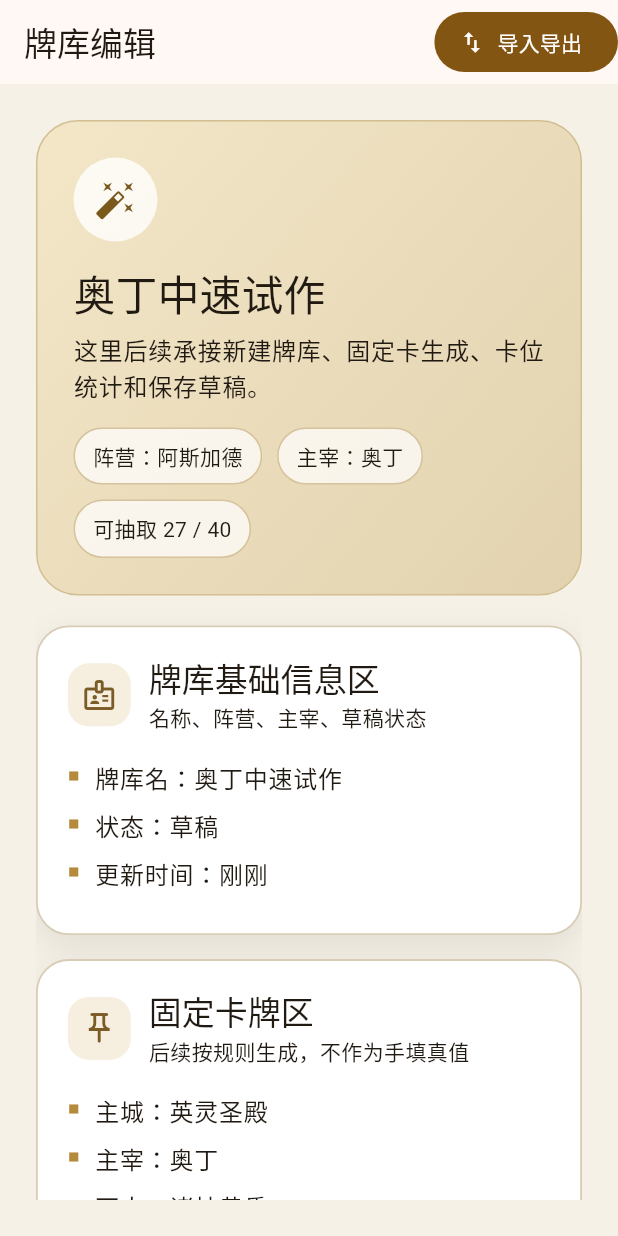
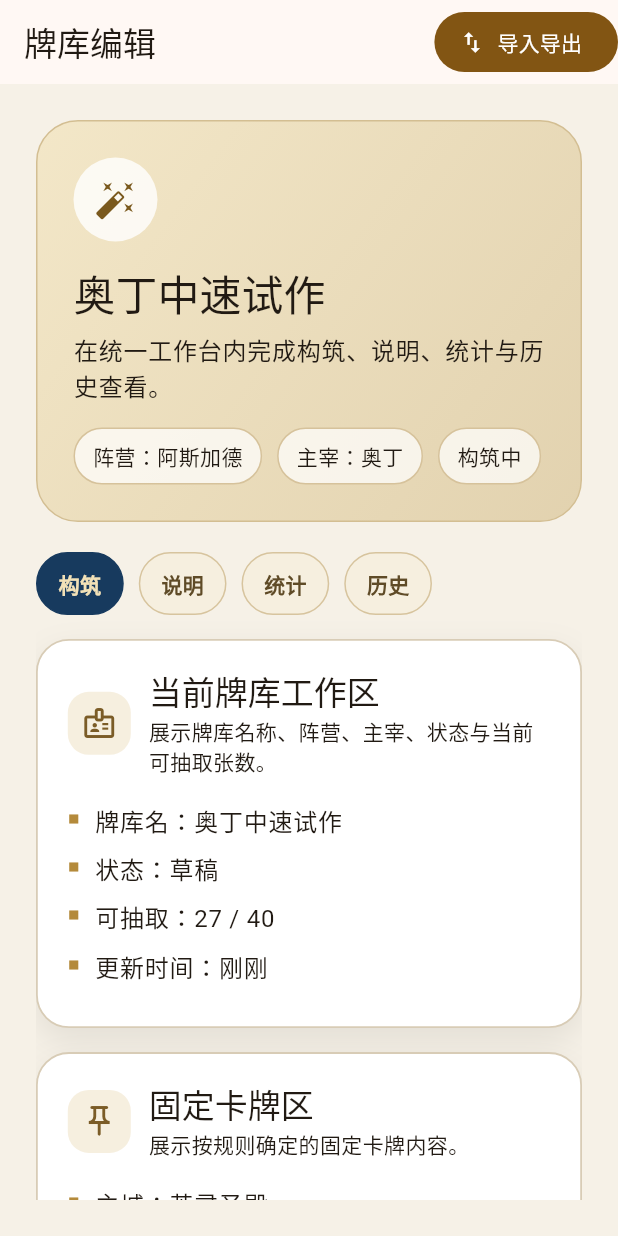
Before and after one commit to sherlock-linken/DeckBuilderForL12, a Flutter app: the DeckEditorPage screen opened by its route, on a phone screen of 412 x 824 dp. Run offline on Flutter 3.47's test engine with Material 3 defaults, Android fonts, the phone set to English and light mode, and no system bars; our stand-ins replace flutter_riverpod, go_router.

Commit message:
Align page flow with updated v100 PRD

```diff
--- a/lib/app/router/app_router.dart
+++ b/lib/app/router/app_router.dart
@@ -23,6 +23,11 @@ final appRouterProvider = Provider<GoRouter>((ref) {
         builder: (context, state) => const CardDetailPage(),
       ),
       GoRoute(
+        path: DeckInitPage.routePath,
+        name: DeckInitPage.routeName,
+        builder: (context, state) => const DeckInitPage(),
+      ),
+      GoRoute(
         path: DeckEditorPage.routePath,
         name: DeckEditorPage.routeName,
         builder: (context, state) => const DeckEditorPage(),
--- a/lib/features/cards/presentation/pages/card_list_page.dart
+++ b/lib/features/cards/presentation/pages/card_list_page.dart
@@ -17,7 +17,7 @@ class CardListPage extends StatelessWidget {
         FilledButton.icon(
           onPressed: () => context.pushNamed(CardDetailPage.routeName),
           icon: const Icon(Icons.open_in_new),
-          label: const Text('示例详情'),
+          label: const Text('查看详情'),
         ),
       ],
       child: Column(
@@ -26,7 +26,7 @@ class CardListPage extends StatelessWidget {
           const DemoHeroBanner(
             icon: Icons.style_outlined,
             title: '卡牌浏览中心',
-            description: '先用框架页打通搜索、筛选、列表和详情跳转。',
+            description: '按阵营、费用与类型快速浏览卡牌，并查看卡牌详情。',
             chips: ['共 251 张', '阵营筛选', '费用筛选', '排序'],
           ),
           const SizedBox(height: 20),
@@ -38,14 +38,14 @@ class CardListPage extends StatelessWidget {
                   DemoBlock(
                     title: '统计信息区',
                     icon: Icons.pie_chart_outline,
-                    subtitle: '后续接阵营分布、类型分布和筛选命中数',
+                    subtitle: '查看当前筛选结果中的阵营与类型分布。',
                     lines: ['当前命中：36', '军团：18', '战术：11', '主宰：2'],
                   ),
                   SizedBox(height: 16),
                   DemoBlock(
                     title: '当前编辑上下文',
                     icon: Icons.edit_note,
-                    subtitle: '后续从牌库编辑页带着上下文进入全卡表',
+                    subtitle: '在构筑流程中保留当前牌库信息，便于直接加入卡牌。',
                     lines: ['牌库名：奥丁中速试作', '阵营：阿斯加德', '已选张数：27 / 40'],
                   ),
                 ],
@@ -56,7 +56,7 @@ class CardListPage extends StatelessWidget {
                   const DemoBlock(
                     title: '搜索与筛选区',
                     icon: Icons.tune,
-                    subtitle: '这里后续接搜索框、阵营、类型、费用和排序条件',
+                    subtitle: '按关键字、阵营、类型、费用和排序条件快速定位卡牌。',
                     lines: ['关键词：奥丁', '阵营：天廷 / 太阳城 / 彼界', '类型：军团 / 战术 / 主宰'],
                   ),
                   const SizedBox(height: 16),
@@ -64,7 +64,7 @@ class CardListPage extends StatelessWidget {
                     title: '卡牌列表区',
                     icon: Icons.view_agenda_outlined,
                     subtitle: '列表项点击后进入卡牌详情',
-                    footer: '当前为 demo 数据骨架',
+                    footer: '支持继续浏览、查看详情与加入牌库。',
                     child: Column(
                       children: [
                         _CardRow(
@@ -142,7 +142,7 @@ class CardDetailPage extends StatelessWidget {
           const DemoHeroBanner(
             icon: Icons.auto_awesome,
             title: '圣枪巡礼者',
-            description: '这里后续展示单卡完整资料、卡图、效果文本和构筑提示。',
+            description: '查看卡牌信息、效果说明与构筑参考。',
             chips: ['天廷阵营', '军团', '费用 3'],
           ),
           const SizedBox(height: 20),
@@ -152,8 +152,8 @@ class CardDetailPage extends StatelessWidget {
               const imageBlock = DemoBlock(
                 title: '卡图展示区',
                 icon: Icons.image_outlined,
-                subtitle: '正式接入图片资源后，这里显示大图和缩略图',
-                lines: ['图片占位框', '版本 / 稀有度', '来源包信息'],
+                subtitle: '展示卡图、稀有度与所属卡包信息。',
+                lines: ['卡图预览', '版本 / 稀有度', '来源包信息'],
               );
               const infoColumn = Column(
                 children: [
@@ -268,34 +268,36 @@ class DeckEditorPage extends StatelessWidget {
           const DemoHeroBanner(
             icon: Icons.auto_fix_high,
             title: '奥丁中速试作',
-            description: '这里后续承接新建牌库、固定卡生成、卡位统计和保存草稿。',
-            chips: ['阵营：阿斯加德', '主宰：奥丁', '可抽取 27 / 40'],
+            description: '在统一工作台内完成构筑、说明、统计与历史查看。',
+            chips: ['阵营：阿斯加德', '主宰：奥丁', '构筑中'],
           ),
           const SizedBox(height: 20),
+          const _EditorTabStrip(),
+          const SizedBox(height: 16),
           LayoutBuilder(
             builder: (context, constraints) {
               final isNarrow = constraints.maxWidth < 1080;
               final mainColumn = Column(
                 children: [
                   const DemoBlock(
-                    title: '牌库基础信息区',
+                    title: '当前牌库工作区',
                     icon: Icons.badge_outlined,
-                    subtitle: '名称、阵营、主宰、草稿状态',
-                    lines: ['牌库名：奥丁中速试作', '状态：草稿', '更新时间：刚刚'],
+                    subtitle: '展示牌库名称、阵营、主宰、状态与当前可抽取张数。',
+                    lines: ['牌库名：奥丁中速试作', '状态：草稿', '可抽取：27 / 40', '更新时间：刚刚'],
                   ),
                   const SizedBox(height: 16),
                   const DemoBlock(
                     title: '固定卡牌区',
                     icon: Icons.push_pin_outlined,
-                    subtitle: '后续按规则生成，不作为手填真值',
+                    subtitle: '展示按规则确定的固定卡牌内容。',
                     lines: ['主城：英灵圣殿', '主宰：奥丁', '天灾：诸神黄昏'],
                   ),
                   const SizedBox(height: 16),
                   DemoBlock(
                     title: '可抽取卡牌区',
                     icon: Icons.layers_outlined,
-                    subtitle: '后续接删卡、调数、跳详情、继续加卡',
-                    footer: '当前 demo：3 张示例卡',
+                    subtitle: '查看当前牌表中的可抽取卡牌，并直接调整数量。',
+                    footer: '支持增减卡牌、删除卡牌与进入卡牌详情。',
                     child: Column(
                       children: [
                         _DeckRow(
@@ -327,16 +329,23 @@ class DeckEditorPage extends StatelessWidget {
               final sideColumn = Column(
                 children: [
                   const DemoBlock(
-                    title: '统计与校验区',
+                    title: '卡池检索与加卡工作区',
                     icon: Icons.rule_folder_outlined,
-                    subtitle: '后续接类型统计、合法性提醒和错误提示',
-                    lines: ['军团：14', '战术：9', '超限项：0', '缺失张数：13'],
+                    subtitle: '保留当前牌库上下文，快速继续搜索、筛选与补充卡牌。',
+                    lines: ['当前模式：带编辑上下文', '已选张数：27 / 40', '默认阵营筛选：阿斯加德'],
+                  ),
+                  const SizedBox(height: 16),
+                  const DemoBlock(
+                    title: '实时统计与校验',
+                    icon: Icons.query_stats,
+                    subtitle: '实时汇总当前张数、类型分布与合法性状态。',
+                    lines: ['军团：14', '战术：9', '装备：3', '当前状态：草稿'],
                   ),
                   const SizedBox(height: 16),
                   DemoBlock(
-                    title: '操作区',
+                    title: '快捷操作',
                     icon: Icons.task_alt_outlined,
-                    subtitle: '先把主要流程跳转打通',
+                    subtitle: '快速进入加卡、详情、保存和导入导出流程。',
                     child: Wrap(
                       spacing: 12,
                       runSpacing: 12,
@@ -354,10 +363,15 @@ class DeckEditorPage extends StatelessWidget {
                           label: const Text('查看详情'),
                         ),
                         OutlinedButton.icon(
+                          onPressed: () {},
+                          icon: const Icon(Icons.save_outlined),
+                          label: const Text('保存草稿'),
+                        ),
+                        OutlinedButton.icon(
                           onPressed: () =>
                               context.pushNamed(ImportExportPage.routeName),
                           icon: const Icon(Icons.import_export),
-                          label: const Text('打开弹窗页'),
+                          label: const Text('导入导出'),
                         ),
                       ],
                     ),
@@ -391,6 +405,59 @@ class DeckEditorPage extends StatelessWidget {
   }
 }
 
+class DeckInitPage extends StatelessWidget {
+  const DeckInitPage({super.key});
+
+  static const routeName = 'deck-init';
+  static const routePath = '/decks/new';
+
+  @override
+  Widget build(BuildContext context) {
+    return AppShellScaffold(
+      title: '新建牌库',
+      actions: [
+        FilledButton.icon(
+          onPressed: () => context.pushNamed(DeckEditorPage.routeName),
+          icon: const Icon(Icons.arrow_forward),
+          label: const Text('确认并进入构筑'),
+        ),
+      ],
+      child: Column(
+        crossAxisAlignment: CrossAxisAlignment.start,
+        children: const [
+          DemoHeroBanner(
+            icon: Icons.flag_outlined,
+            title: '新建牌库初始化',
+            description: '先确认阵营与主宰，再进入正式构筑工作台。',
+            chips: ['步骤 1', '阵营优先', '主宰联动'],
+          ),
+          SizedBox(height: 20),
+          DemoBlock(
+            title: '构筑前提确认',
+            icon: Icons.checklist_rtl_outlined,
+            subtitle: '初始化态先完成阵营、主宰与牌库名称确认。',
+            lines: ['阵营：阿斯加德', '可选主宰：奥丁 / 索尔 / 洛基', '预生成名称：奥丁中速试作'],
+          ),
+          SizedBox(height: 16),
+          DemoBlock(
+            title: '固定卡预览',
+            icon: Icons.auto_fix_high_outlined,
+            subtitle: '确认阵营与主宰后，系统会自动生成固定卡上下文。',
+            lines: ['主城：英灵圣殿', '主宰：奥丁', '天灾：诸神黄昏'],
+          ),
+          SizedBox(height: 16),
+          DemoBlock(
+            title: '创建后流向',
+            icon: Icons.alt_route_outlined,
+            subtitle: '确认后进入牌库编辑页的构筑 Tab，并保留初始化上下文。',
+            lines: ['进入：牌库编辑页 / 构筑', '上下文：阵营与主宰同步生效', '固定卡：自动重算并展示'],
+          ),
+        ],
+      ),
+    );
+  }
+}
+
 class DeckListPage extends StatelessWidget {
   const DeckListPage({super.key});
 
@@ -403,7 +470,7 @@ class DeckListPage extends StatelessWidget {
       title: '我的牌库',
       actions: [
         FilledButton.icon(
-          onPressed: () => context.pushNamed(DeckEditorPage.routeName),
+          onPressed: () => context.pushNamed(DeckInitPage.routeName),
           icon: const Icon(Icons.add),
           label: const Text('新建牌库'),
         ),
@@ -414,21 +481,21 @@ class DeckListPage extends StatelessWidget {
           const DemoHeroBanner(
             icon: Icons.collections_bookmark_outlined,
             title: '历史牌库管理',
-            description: '这里后续展示已保存牌库、状态、更新时间和管理操作。',
+            description: '统一查看已保存牌库的状态、更新时间和管理入口。',
             chips: ['共 6 套', '最近编辑', '草稿 / 已完成'],
           ),
           const SizedBox(height: 20),
           const DemoBlock(
             title: '筛选与搜索区',
             icon: Icons.filter_list,
-            subtitle: '后续支持按名称、阵营、状态过滤',
+            subtitle: '按名称、阵营和状态快速筛选牌库。',
             lines: ['关键词：奥丁', '状态：全部', '排序：按更新时间'],
           ),
           const SizedBox(height: 16),
           DemoBlock(
             title: '牌库列表区',
             icon: Icons.view_list_outlined,
-            subtitle: '点击查看详情或继续编辑',
+            subtitle: '支持查看详情、继续编辑、复制与删除操作。',
             child: Column(
               children: [
                 _DeckRow(
@@ -451,6 +518,52 @@ class DeckListPage extends StatelessWidget {
   }
 }
 
+class _EditorTabStrip extends StatelessWidget {
+  const _EditorTabStrip();
+
+  @override
+  Widget build(BuildContext context) {
+    return Wrap(
+      spacing: 10,
+      runSpacing: 10,
+      children: const [
+        _EditorTabChip(label: '构筑', active: true),
+        _EditorTabChip(label: '说明'),
+        _EditorTabChip(label: '统计'),
+        _EditorTabChip(label: '历史'),
+      ],
+    );
+  }
+}
+
+class _EditorTabChip extends StatelessWidget {
+  const _EditorTabChip({required this.label, this.active = false});
+
+  final String label;
+  final bool active;
+
+  @override
+  Widget build(BuildContext context) {
+    return Container(
+      padding: const EdgeInsets.symmetric(horizontal: 14, vertical: 10),
+      decoration: BoxDecoration(
+        color: active ? const Color(0xFF173A5E) : const Color(0xFFF6EFDf),
+        borderRadius: BorderRadius.circular(999),
+        border: Border.all(
+          color: active ? const Color(0xFF173A5E) : const Color(0xFFD7C49E),
+        ),
+      ),
+      child: Text(
+        label,
+        style: TextStyle(
+          color: active ? const Color(0xFFF2E1B7) : const Color(0xFF5F4B27),
+          fontWeight: FontWeight.w700,
+        ),
+      ),
+    );
+  }
+}
+
 class DeckDetailPage extends StatelessWidget {
   const DeckDetailPage({super.key});
 
@@ -467,6 +580,11 @@ class DeckDetailPage extends StatelessWidget {
           icon: const Icon(Icons.edit_outlined),
           label: const Text('继续编辑'),
         ),
+        OutlinedButton.icon(
+          onPressed: () => context.pushNamed(ImportExportPage.routeName),
+          icon: const Icon(Icons.import_export),
+          label: const Text('导出牌库'),
+        ),
       ],
       child: Column(
         crossAxisAlignment: CrossAxisAlignment.start,
@@ -474,7 +592,7 @@ class DeckDetailPage extends StatelessWidget {
           const DemoHeroBanner(
             icon: Icons.inventory_2_outlined,
             title: '奥丁中速试作',
-            description: '详情页偏展示，后续支持导出、删除和转入编辑。',
+            description: '查看牌库完整构成、统计信息与构筑状态。',
             chips: ['阿斯加德', '主宰：奥丁', '状态：草稿'],
           ),
           const SizedBox(height: 20),
@@ -521,7 +639,7 @@ class DeckDetailPage extends StatelessWidget {
           const DemoBlock(
             title: '统计信息区',
             icon: Icons.query_stats,
-            subtitle: '后续接张数、类型统计、合法性结论',
+            subtitle: '汇总张数、类型分布与当前合法性状态。',
             lines: ['当前张数：27 / 40', '军团：14', '战术：9', '合法性：未完成'],
           ),
         ],
@@ -552,30 +670,37 @@ class ImportExportPage extends StatelessWidget {
         children: const [
           DemoHeroBanner(
             icon: Icons.import_export,
-            title: '导入导出弹窗页骨架',
-            description: '当前先用独立页面模拟弹窗结构，后续可再替换为真实 dialog。',
-            chips: ['文本导入', '解析反馈', '导出文本'],
+            title: '导入导出牌库',
+            description: '作为上下文弹窗承接文本导入、导出与解析反馈。',
+            chips: ['上下文弹窗', '文本导入', '导出文本'],
           ),
           SizedBox(height: 20),
           DemoBlock(
+            title: '当前上下文',
+            icon: Icons.layers_clear_outlined,
+            subtitle: '可从我的牌库、牌库详情页或牌库编辑页打开，并在完成后回到原上下文。',
+            lines: ['来源：牌库编辑页', '当前牌库：奥丁中速试作', '完成后：返回原页面继续处理'],
+          ),
+          SizedBox(height: 16),
+          DemoBlock(
             title: '文本输入区',
             icon: Icons.text_snippet_outlined,
-            subtitle: '后续接粘贴牌表文本和导入按钮',
-            lines: ['示例：', '奥丁中速试作', '主宰：奥丁', '圣枪巡礼者 x2'],
+            subtitle: '粘贴牌表文本后即可开始识别与导入。',
+            lines: ['牌库名称：奥丁中速试作', '主宰：奥丁', '圣枪巡礼者 x2'],
           ),
           SizedBox(height: 16),
           DemoBlock(
             title: '解析结果区',
             icon: Icons.fact_check_outlined,
-            subtitle: '展示成功项、未知项、错误项',
-            lines: ['已识别：24 项', '未知行：1', '错误：主宰缺失'],
+            subtitle: '明确展示识别成功项、未知项、错误项与当前规则状态。',
+            lines: ['已识别：24 项', '未知行：1', '错误：主宰缺失', '当前状态：可保存为草稿'],
           ),
           SizedBox(height: 16),
           DemoBlock(
             title: '导出文本区',
             icon: Icons.outbox_outlined,
-            subtitle: '后续接复制、导出和保存草稿',
-            lines: ['当前导出文本占位', '牌库名 / 主宰 / 卡牌行列表'],
+            subtitle: '生成可复制的牌表文本，便于分享与备份。',
+            lines: ['牌库名 / 主宰 / 卡牌行列表', '支持复制与导出'],
           ),
         ],
       ),
--- a/lib/features/home/presentation/pages/home_page.dart
+++ b/lib/features/home/presentation/pages/home_page.dart
@@ -602,7 +602,7 @@ class _HeroVisual extends StatelessWidget {
                   ),
                   SizedBox(height: 8),
                   Text(
-                    '从全卡检索到牌库管理，先把最核心的构筑工作流跑通。',
+                    '从全卡检索到牌库管理，覆盖常用的构筑与浏览场景。',
                     style: TextStyle(
                       color: Color(0xFFE5EAF1),
                       fontSize: 15,
@@ -639,7 +639,7 @@ class _FeatureEntrySection extends StatelessWidget {
         subtitle: '从主宰与阵营规则开始构筑',
         buttonLabel: '开始构筑',
         icon: Icons.add_box_outlined,
-        onTap: () => context.pushNamed(DeckEditorPage.routeName),
+        onTap: () => context.pushNamed(DeckInitPage.routeName),
       ),
       _EntryCardData(
         title: '导入牌库',
@@ -652,7 +652,7 @@ class _FeatureEntrySection extends StatelessWidget {
 
     return _SectionFrame(
       title: '三大核心入口',
-      subtitle: '把最常用的首页操作收敛到一屏内，先完成浏览与构筑起手。',
+      subtitle: '将最常用的首页操作集中展示，便于快速开始浏览与构筑。',
       child: compact
           ? Column(
               children: [
@@ -884,24 +884,24 @@ class _QuickHelpCard extends StatelessWidget {
 
     return _SectionFrame(
       title: '快捷帮助',
-      subtitle: '规则和使用提示先放首页，减少第一次上手阻力。',
+      subtitle: '快速了解常用规则与使用方式，帮助你更顺畅地完成构筑。',
       child: Column(
         children: [
           _MiniActionTile(
             icon: Icons.history_edu_outlined,
             title: '牌库推进',
-            subtitle: '先从识别可抽卡位开始',
-            onTap: () => context.pushNamed(DeckEditorPage.routeName),
+            subtitle: '从可抽卡位与主宰规则开始完善牌表',
+            onTap: () => context.pushNamed(DeckInitPage.routeName),
           ),
           const SizedBox(height: 12),
           _MiniActionTile(
             icon: Icons.help_outline,
             title: '常见问题',
-            subtitle: '稍后写成完整说明页',
+            subtitle: '查看导入、构筑与分享相关说明',
             onTap: () => ScaffoldMessenger.of(context).showSnackBar(
               SnackBar(
                 content: Text(
-                  '常见问题页暂未接入，当前先保留入口。',
+                  '常见问题内容即将补充。',
                   style: theme.textTheme.bodyMedium?.copyWith(
                     color: Colors.white,
                   ),
@@ -921,16 +921,16 @@ class _HighlightsCard extends StatelessWidget {
   @override
   Widget build(BuildContext context) {
     return _SectionFrame(
-      title: '当前阶段目标',
-      subtitle: '首页已经进入正式视觉阶段，后续重点开始替换真实数据。',
+      title: '构筑指南',
+      subtitle: '开始构筑前，先确认主宰、阵营和牌库结构要求。',
       child: const Column(
         crossAxisAlignment: CrossAxisAlignment.start,
         children: [
-          _HighlightLine(text: '首页已切到正式布局基线'),
+          _HighlightLine(text: '优先确定主宰与阵营，再补充核心卡牌组合'),
           SizedBox(height: 10),
-          _HighlightLine(text: '页面主流程跳转已打通'),
+          _HighlightLine(text: '通过全卡表筛选费用、类型与阵营，提高找卡效率'),
           SizedBox(height: 10),
-          _HighlightLine(text: '下一步接首页真实牌库数据'),
+          _HighlightLine(text: '导入导出可用于分享套牌与迁移构筑记录'),
         ],
       ),
     );
```
